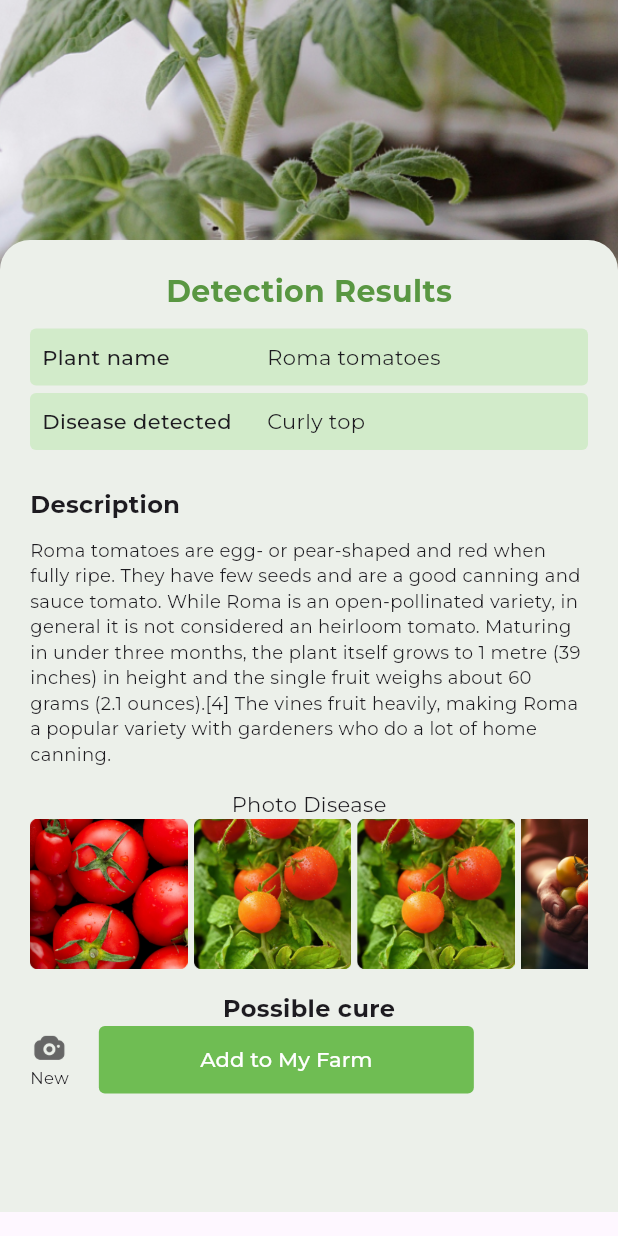
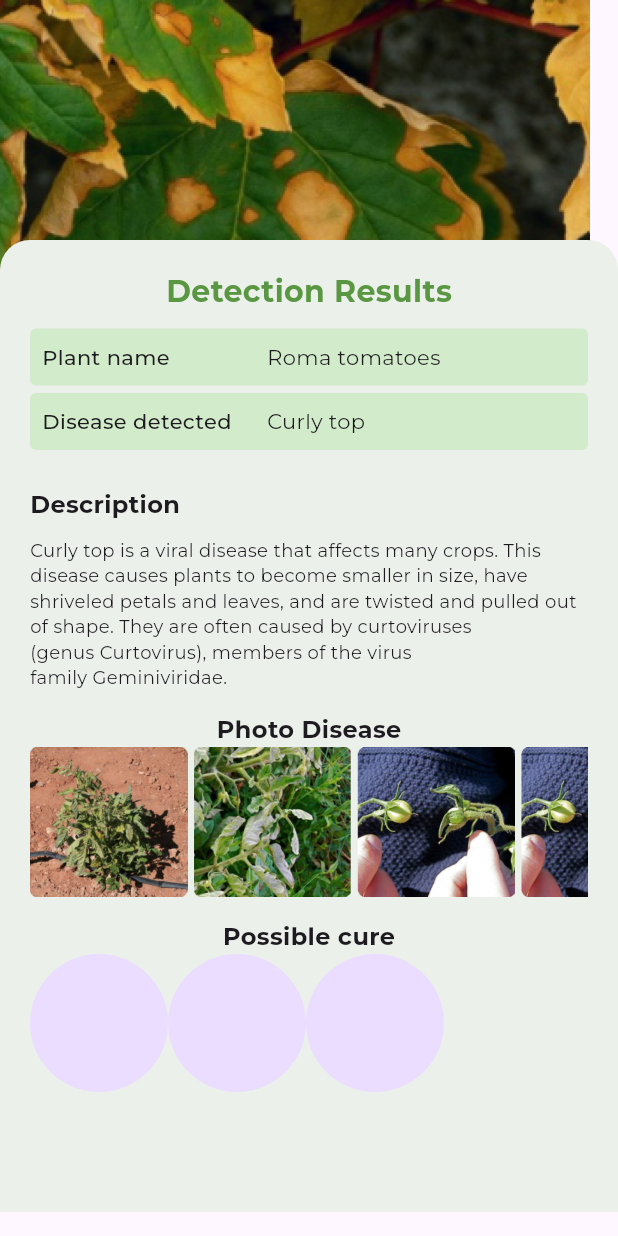
Before and after one commit to titicodes/agropro, a Flutter app: the screen it shows after launch, on a phone screen of 412 x 824 dp. Run offline on Flutter 3.47's test engine with Material 3 defaults, Android fonts, the phone set to English and light mode, and no system bars; our stand-ins replace dio, firebase_core, flutter_screenutil, flutter_spinkit, gap, get_it and 6 more; missing offline and left inert: flutter_shimmer, rolling_bottom_bar; accounts and stored records are empty.

Commit message:
disease_diagnosed

```diff
--- a/lib/pages/base/search/diagnose/disease_diagnosed.dart
+++ b/lib/pages/base/search/diagnose/disease_diagnosed.dart
@@ -18,18 +18,16 @@ class DiseaseDiagnosed extends StatelessWidget {
   List<String> srchcategories = [
     'Plant name',
     'Disease detected',
-
   ];
   List<String> srcrestxt = [
     'Roma tomatoes',
     'Curly top',
-
   ];
   List<String> srchresimgs = [
-    AppImages.tomat1,
-    AppImages.tomat2,
-    AppImages.tomat2,
-    AppImages.tomat4
+    AppImages.photodis1,
+    AppImages.photodis2,
+    AppImages.photodis3,
+    AppImages.photodis4
   ];
 
   @override
@@ -43,7 +41,9 @@ class DiseaseDiagnosed extends StatelessWidget {
               children: [
                 Container(
                   child: Image.asset(
-                    AppImages.plantrect, height: 226,fit: BoxFit.cover,
+                    AppImages.plantrect2,
+                    height: 226,
+                    fit: BoxFit.cover,
                   ),
                 ),
                 Column(
@@ -72,7 +72,7 @@ class DiseaseDiagnosed extends StatelessWidget {
                             const Gap(10),
                             Column(
                               children: List.generate(2, (index) {
-                                return   Padding(
+                                return Padding(
                                   padding: const EdgeInsets.only(bottom: 5),
                                   child: Container(
                                     height: 38,
@@ -100,7 +100,6 @@ class DiseaseDiagnosed extends StatelessWidget {
                                     ),
                                   ),
                                 );
-
                               }),
                             ),
                             Gap(20),
@@ -116,12 +115,16 @@ class DiseaseDiagnosed extends StatelessWidget {
                             ),
                             Gap(10),
                             const AppText(
-                              'Roma tomatoes are egg- or pear-shaped and red when fully ripe. They have few seeds and are a good canning and sauce tomato. While Roma is an open-pollinated variety, in general it is not considered an heirloom tomato. Maturing in under three months, the plant itself grows to 1 metre (39 inches) in height and the single fruit weighs about 60 grams (2.1 ounces).[4] The vines fruit heavily, making Roma a popular variety with gardeners who do a lot of home canning.',
+                              'Curly top is a viral disease that affects many crops. This disease causes plants to become smaller in size, have shriveled petals and leaves, and are twisted and pulled out of shape. They are often caused by curtoviruses (genus Curtovirus), members of the virus family Geminiviridae. ',
                               size: 12,
                               weight: FontWeight.w400,
                             ),
                             const Gap(15),
-                            AppText('Photo Disease'),
+                            AppText(
+                              'Photo Disease',
+                              size: 16,
+                              isBold: true,
+                            ),
                             SingleChildScrollView(
                                 scrollDirection: Axis.horizontal,
                                 child: Row(
@@ -141,35 +144,15 @@ class DiseaseDiagnosed extends StatelessWidget {
                                           )),
                                 )),
                             const Gap(15),
-                            AppText('Possible cure', size: 16, isBold: true,),
+                            AppText(
+                              'Possible cure',
+                              size: 16,
+                              isBold: true,
+                            ),
                             Row(
-                              children: [
-                                Padding(
-                                  padding: const EdgeInsets.only(right: 20),
-                                  child: InkWell(
-                                    onTap: () {},
-                                    child: Column(
-                                      children: [
-                                        Image.asset(
-                                          AppImages.camera,
-                                          height: 24,
-                                        ),
-                                        const AppText(
-                                          'New',
-                                          size: 11,
-                                        )
-                                      ],
-                                    ),
-                                  ),
-                                ),
-                                AppButton(
-                                  title: 'Add to My Farm',
-                                  onPressed: () {
-
-                                  },
-                                  width: 250,
-                                )
-                              ],
+                              children: List.generate(3, (index) {
+                                return CircleAvatar(radius: 46,);
+                              }),
                             )
                           ],
                         ),
--- a/lib/utils/app_images.dart
+++ b/lib/utils/app_images.dart
@@ -30,4 +30,5 @@ class AppImages {
   static const photodis4 = 'assets/images/photodisease3.png';
   static const insectcontrol = 'assets/images/insectcontrol.png';
   static const fungicides = 'assets/images/fungicides.png';
+  static const plantrect2 = 'assets/images/plantrect2.png';
 }
```
Also changed, not shown: assets/images/plantrect2.png (added). Lines whose indentation alone changed are shown as unchanged.
